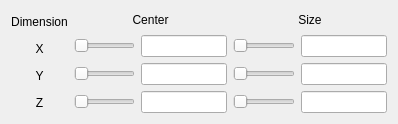
The window that apps/vaporgui/guis/ui/boxframe.ui (yyr/vapor) describes before a commit, drawn with Qt 5.
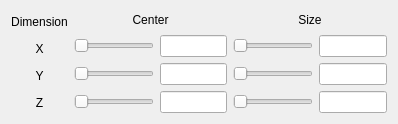
The same window after the commit.

Commit message: Layout changes, use default style, set linux to use graphicsSystem Raster

The edit to the form file:
```diff
--- a/apps/vaporgui/guis/ui/boxframe.ui
+++ b/apps/vaporgui/guis/ui/boxframe.ui
@@ -85,6 +85,12 @@
         <layout class="QHBoxLayout" name="horizontalLayout_16">
          <item>
           <widget class="QSlider" name="xCenterSlider">
+           <property name="minimumSize">
+            <size>
+             <width>80</width>
+             <height>0</height>
+            </size>
+           </property>
            <property name="toolTip">
             <string>Center coordinates of the box are controlled by sliders or text boxes</string>
            </property>
@@ -112,6 +118,12 @@
         <layout class="QHBoxLayout" name="horizontalLayout_17">
          <item>
           <widget class="QSlider" name="yCenterSlider">
+           <property name="minimumSize">
+            <size>
+             <width>80</width>
+             <height>0</height>
+            </size>
+           </property>
            <property name="toolTip">
             <string>Center coordinates of the box are controlled by sliders or text boxes</string>
            </property>
@@ -139,6 +151,12 @@
         <layout class="QHBoxLayout" name="horizontalLayout_18">
          <item>
           <widget class="QSlider" name="zCenterSlider">
+           <property name="minimumSize">
+            <size>
+             <width>80</width>
+             <height>0</height>
+            </size>
+           </property>
            <property name="toolTip">
             <string>Center coordinates of the box are controlled by sliders or text boxes</string>
            </property>
@@ -180,6 +198,12 @@
         <layout class="QHBoxLayout" name="horizontalLayout_19">
          <item>
           <widget class="QSlider" name="xSizeSlider">
+           <property name="minimumSize">
+            <size>
+             <width>80</width>
+             <height>0</height>
+            </size>
+           </property>
            <property name="toolTip">
             <string>Size of the box is controlled by sliders and text boxes</string>
            </property>
@@ -207,6 +231,12 @@
         <layout class="QHBoxLayout" name="horizontalLayout_20">
          <item>
           <widget class="QSlider" name="ySizeSlider">
+           <property name="minimumSize">
+            <size>
+             <width>80</width>
+             <height>0</height>
+            </size>
+           </property>
            <property name="toolTip">
             <string>Size of the box is controlled by sliders and text boxes</string>
            </property>
@@ -234,6 +264,12 @@
         <layout class="QHBoxLayout" name="horizontalLayout_21">
          <item>
           <widget class="QSlider" name="zSizeSlider">
+           <property name="minimumSize">
+            <size>
+             <width>80</width>
+             <height>0</height>
+            </size>
+           </property>
            <property name="toolTip">
             <string>Size of the box is controlled by sliders and text boxes</string>
            </property>
```
The commit also changes 4 other files.
